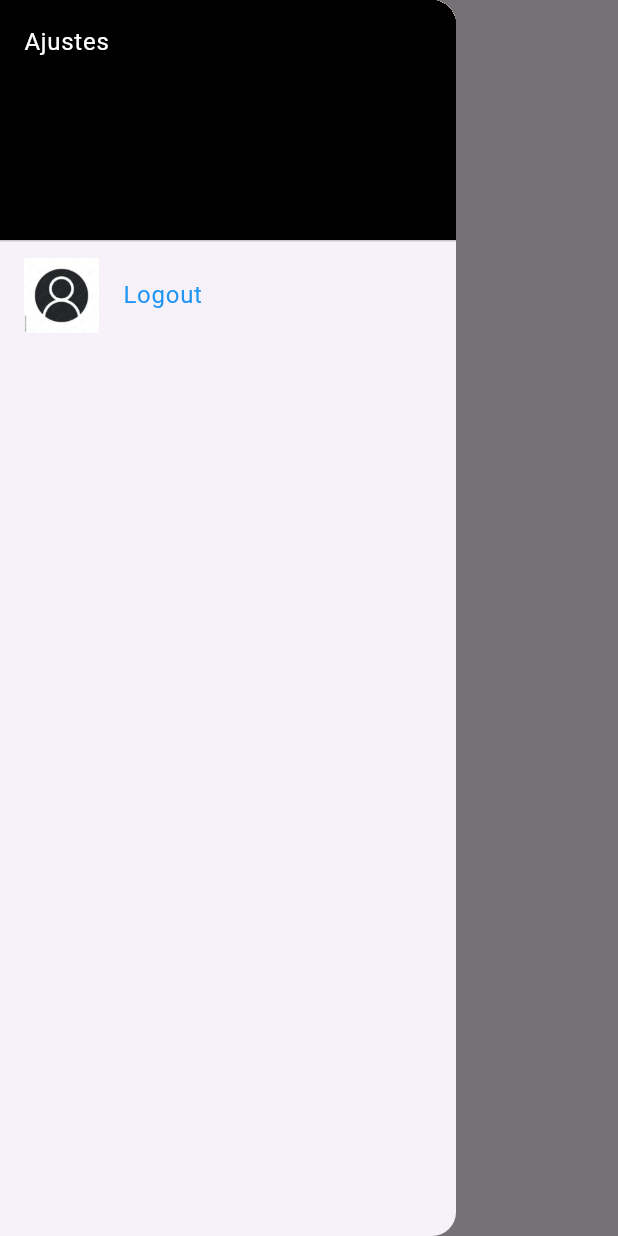
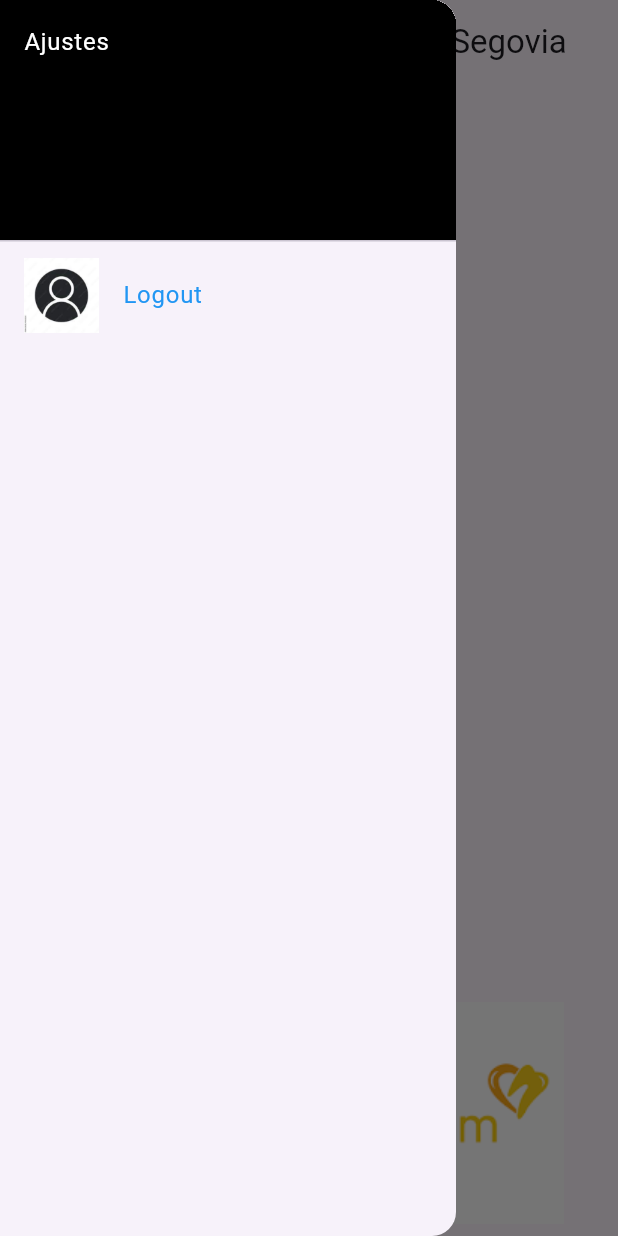
Before and after one commit to CharLyModZz288/carlosescriva_examenpmdm, a Flutter app: the HomeView screen opened by its route, with the side drawer open, on a phone screen of 412 x 824 dp. Run offline on Flutter 3.47's test engine with Material 3 defaults, Android fonts, the phone set to English and light mode, and no system bars; our stand-ins replace cloud_firestore, firebase_auth, firebase_core, firebase_storage, image_picker, shared_preferences; accounts and stored records are empty.

Commit message:
PMDM: P 4 y final Agragamos todos los cmabios puestos anteriormente al home y al pinchar dentro podemos ver los datos

```diff
--- a/lib/main/HomeView.dart
+++ b/lib/main/HomeView.dart
@@ -4,11 +4,14 @@ import 'dart:io';
 import 'package:cloud_firestore/cloud_firestore.dart';
 import 'package:firebase_auth/firebase_auth.dart';
 import 'package:flutter/material.dart';
+import 'package:carlosescriva_examenpmdm/FirestoreObjects/FbPost.dart';
+import 'package:carlosescriva_examenpmdm/OnBoarding/LoginView.dart';
+import 'package:carlosescriva_examenpmdm/Singletone/DataHolder.dart';
 
+import '../Custom/BottomMenu.dart';
+import '../Custom/PostCellView.dart';
+import '../Custom/PostGridCellView.dart';
 import '../Custom/DrawerClass.dart';
-import '../FirestoreObjects/FbPost.dart';
-import '../OnBoarding/LoginView.dart';
-import '../Singletone/DataHolder.dart';
 
 
 class HomeView extends StatefulWidget {
@@ -86,11 +89,11 @@ class _HomeViewState extends State<HomeView>{
   Widget build(BuildContext context) {
     // TODO: implement build
     return Scaffold(
-      appBar: AppBar(title: Text("KYTY"),),
+      appBar: AppBar(title: Text("Examen Carlos Escriva Segovia"),),
       body: Center(
-        //child: celdasOLista(bIsList),
+        child: celdasOLista(bIsList),
       ),
-      //bottomNavigationBar: BottomMenu(onBotonesClicked: this.onBottonMenuPressed),
+      bottomNavigationBar: BottomMenu(onBotonesClicked: this.onBottonMenuPressed),
       drawer: DrawerClass(onItemTap: fHomeViewDrawerOnTap,),
       floatingActionButton:FloatingActionButton(
         onPressed: () {
@@ -114,16 +117,16 @@ class _HomeViewState extends State<HomeView>{
   /**
    *
    */
-  /*Widget? creadorDeItemLista(BuildContext context, int index){
+  Widget? creadorDeItemLista(BuildContext context, int index){
     return PostCellView(sText: posts[index].titulo,
         dFontSize: 30,
         iColorCode: 0,
         iPosicion: index,
         onItemListClickedFun:onItemListClicked
     );
-  }*/
+  }
 
-  /*Widget? creadorDeItemMatriz(BuildContext context, int index){
+  Widget? creadorDeItemMatriz(BuildContext context, int index){
     return PostGridCellView(sText: posts[index].titulo,
         dFontSize: 28,
         iColorCode: 0,
@@ -131,7 +134,7 @@ class _HomeViewState extends State<HomeView>{
         iPosicion: index,
         onItemListClickedFun:onItemListClicked
     );
-  }*/
+  }
 
   Widget creadorDeSeparadorLista(BuildContext context, int index) {
     //return Divider(thickness: 5,);
@@ -144,7 +147,7 @@ class _HomeViewState extends State<HomeView>{
     );
   }
 
-  /*Widget celdasOLista(bool isList) {
+  Widget celdasOLista(bool isList) {
     if (isList) {
       return ListView.separated(
         padding: EdgeInsets.all(8),
@@ -159,7 +162,7 @@ class _HomeViewState extends State<HomeView>{
           itemBuilder: creadorDeItemMatriz
       );
     }
-  }*/
+  }
 
 
 
```
Also changed, not shown: lib/firebase_options.dart (added).
